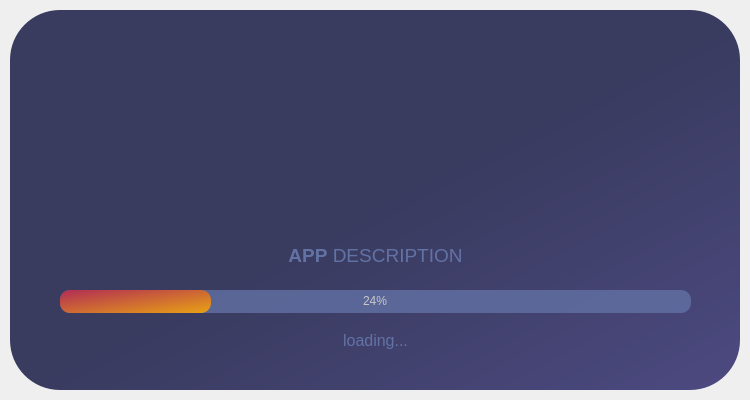
Qt form UI_Functions/splash_screen.ui (Mechanics-of-Orbit/MOPy) before a commit.
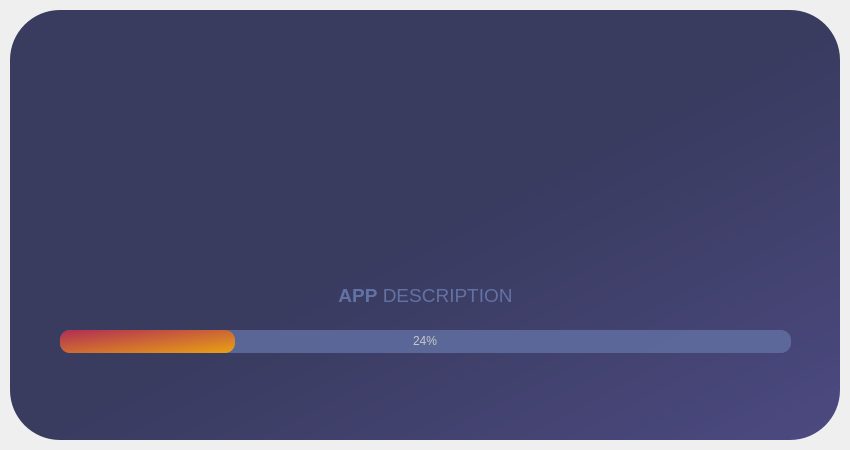
The same form after that commit. Icons and pictures are not drawn.

Patch:
```diff
--- a/UI_Functions/splash_screen.ui
+++ b/UI_Functions/splash_screen.ui
@@ -6,8 +6,8 @@
    <rect>
     <x>0</x>
     <y>0</y>
-    <width>750</width>
-    <height>400</height>
+    <width>850</width>
+    <height>450</height>
    </rect>
   </property>
   <property name="windowTitle">
@@ -51,8 +51,8 @@
        <property name="geometry">
         <rect>
          <x>0</x>
-         <y>230</y>
-         <width>731</width>
+         <y>270</y>
+         <width>831</width>
          <height>31</height>
         </rect>
        </property>
@@ -77,8 +77,8 @@
        <property name="geometry">
         <rect>
          <x>50</x>
-         <y>280</y>
-         <width>631</width>
+         <y>320</y>
+         <width>731</width>
          <height>23</height>
         </rect>
        </property>
@@ -110,10 +110,10 @@
       <widget class="QLabel" name="loading_lbl">
        <property name="geometry">
         <rect>
-         <x>0</x>
-         <y>320</y>
-         <width>731</width>
-         <height>21</height>
+         <x>10</x>
+         <y>350</y>
+         <width>811</width>
+         <height>61</height>
         </rect>
        </property>
        <property name="font">
@@ -127,19 +127,22 @@
 color: rgb(98, 114, 164);</string>
        </property>
        <property name="text">
-        <string>loading...</string>
+        <string/>
        </property>
        <property name="alignment">
         <set>Qt::AlignCenter</set>
        </property>
+       <property name="wordWrap">
+        <bool>true</bool>
+       </property>
       </widget>
       <widget class="QFrame" name="logo_frame">
        <property name="geometry">
         <rect>
          <x>0</x>
          <y>-1</y>
-         <width>731</width>
-         <height>221</height>
+         <width>831</width>
+         <height>261</height>
         </rect>
        </property>
        <property name="styleSheet">
@@ -153,10 +156,10 @@
        </property>
        <layout class="QHBoxLayout" name="horizontalLayout">
         <property name="leftMargin">
-         <number>232</number>
+         <number>262</number>
         </property>
         <property name="rightMargin">
-         <number>232</number>
+         <number>262</number>
         </property>
         <property name="bottomMargin">
          <number>0</number>
```
